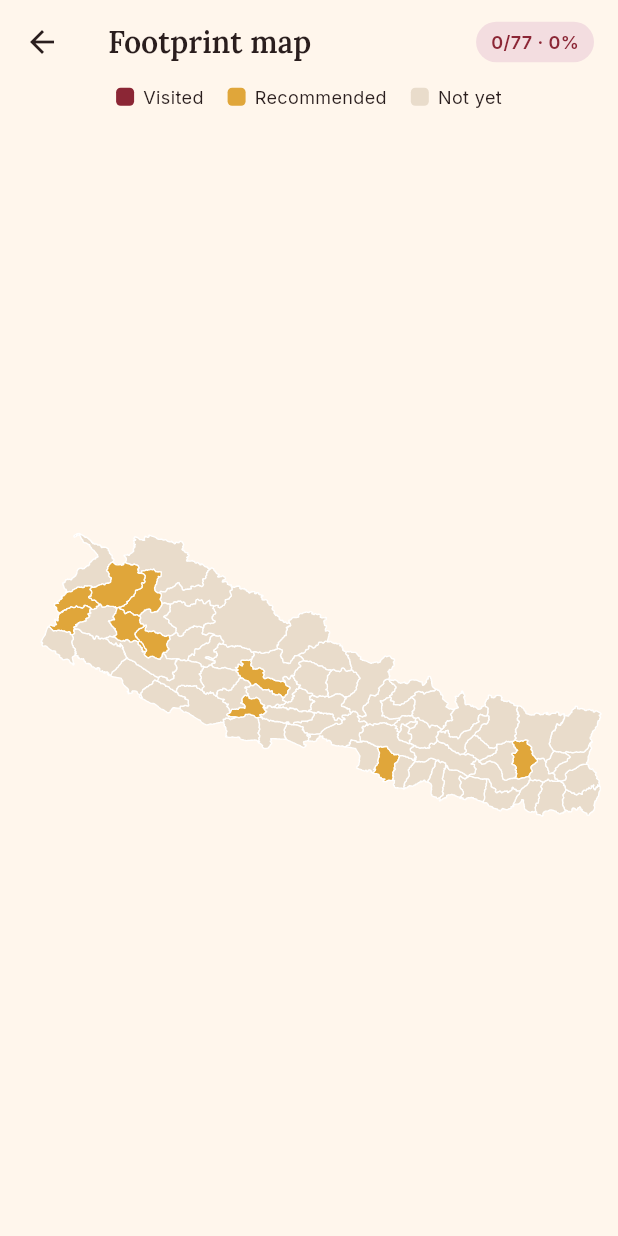
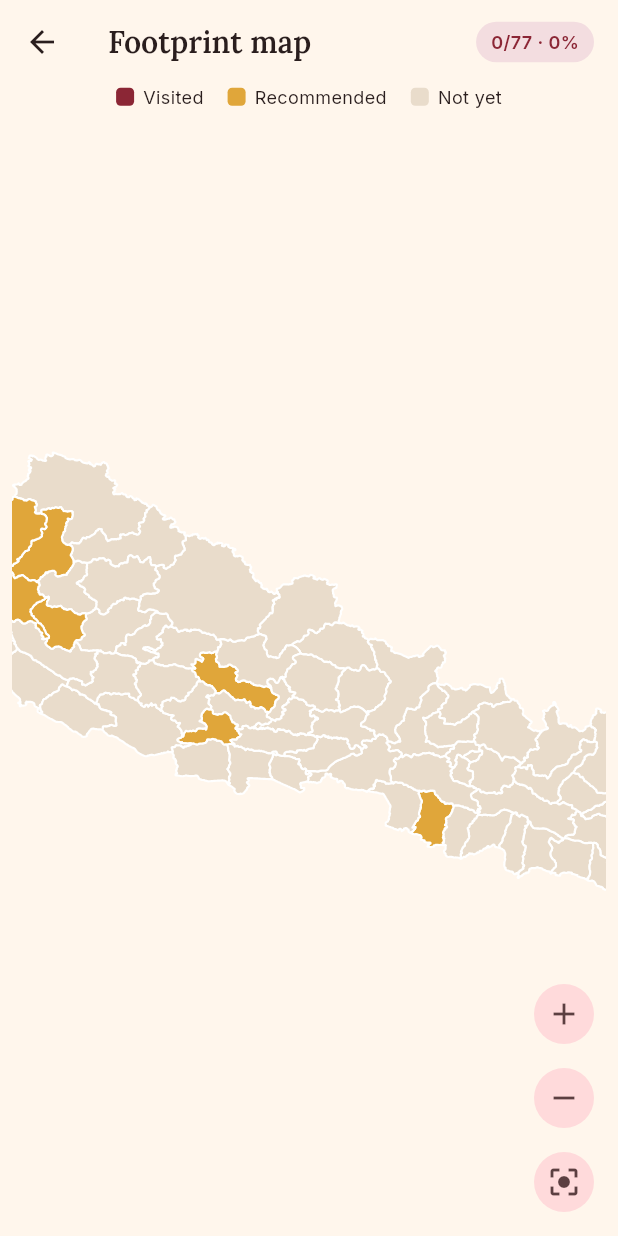
Before and after one commit to RoshanOscarSah/my_yatra, a Flutter app: the MapScreen screen opened directly, on a phone screen of 412 x 824 dp. Run offline on Flutter 3.47's test engine with Material 3 defaults, Android fonts, the phone set to English and light mode, and no system bars; our stand-ins replace cloud_firestore, connectivity_plus, firebase_auth, firebase_core, firebase_storage, fl_chart and 5 more; accounts and stored records are empty; project files that could hold a hidden picture were left out.

Commit message:
Fix remaining issues from feature testing
- Visit totals: one districtStats/{id} doc per district. Rules allow
  only +1/-1 in the same batch that adds or removes the user's own
  visit, so totals can no longer be faked. The app writes the visit
  and the total in one batch.
- Places sheet asks before discarding unsaved changes.
- Itinerary warns when the daily budget is below the district minimum.
- Full-screen map opens zoomed in a little, with zoom and reset buttons.
- Reports inbox keeps a history of status changes (who, when).
- Reporting a pick no longer hides it; the user can choose to hide it.

Co-Authored-By: Claude Opus 5.5 <noreply@anthropic.com>

```diff
--- a/lib/core/models/experience.dart
+++ b/lib/core/models/experience.dart
@@ -92,6 +92,8 @@ class CostLevel {
     2: 'NPR 3,000–6,000 per day',
     3: 'NPR 6,000+ per day',
   };
+  /// Lowest usual spend per day (NPR) for each level.
+  static const minPerDay = {1: 1500, 2: 3000, 3: 6000};
   static String label(int level) => labels[level] ?? 'Unknown';
   static String range(int level) => ranges[level] ?? '';
 }
--- a/lib/core/widgets/nepal_map.dart
+++ b/lib/core/widgets/nepal_map.dart
@@ -75,6 +75,10 @@ class NepalMap extends StatefulWidget {
   final ValueChanged<String>? onTap;
   final bool interactive;
 
+  /// Full-screen use: Nepal is wide, so in a tall box start zoomed in a
+  /// little and show zoom buttons.
+  final bool fillHeight;
+
   const NepalMap({
     super.key,
     required this.labelToId,
@@ -83,6 +87,7 @@ class NepalMap extends StatefulWidget {
     this.selectedId,
     this.onTap,
     this.interactive = true,
+    this.fillHeight = false,
   });
 
   @override
@@ -92,6 +97,32 @@ class NepalMap extends StatefulWidget {
 class _NepalMapState extends State<NepalMap> {
   List<MapShape>? _shapes;
   final _controller = TransformationController();
+  Size? _fittedFor;
+  Matrix4 _home = Matrix4.identity();
+
+  /// Zoom by [factor] around the centre of the [viewport].
+  Matrix4 _zoomed(Matrix4 from, double factor, Size viewport) {
+    final current = from.getMaxScaleOnAxis();
+    final target = (current * factor).clamp(1.0, 6.0);
+    final f = target / current;
+    final cx = viewport.width / 2, cy = viewport.height / 2;
+    return Matrix4.identity()
+      ..translateByDouble(cx * (1 - f), cy * (1 - f), 0, 1)
+      ..scaleByDouble(f, f, 1, 1)
+      ..multiply(from);
+  }
+
+  void _fitHeight(Size viewport, Size mapSize) {
+    if (_fittedFor == viewport) return;
+    _fittedFor = viewport;
+    // Enough to make districts easy to tap while keeping most of the
+    // country in view; pan or use the buttons for the rest.
+    final zoom = (viewport.height * .5 / mapSize.height).clamp(1.0, 1.6);
+    _home = _zoomed(Matrix4.identity(), zoom, viewport);
+    WidgetsBinding.instance.addPostFrameCallback((_) {
+      if (mounted) _controller.value = _home;
+    });
+  }
 
   @override
   void initState() {
@@ -175,13 +206,35 @@ class _NepalMapState extends State<NepalMap> {
           ),
         );
       }
-      return InteractiveViewer(
+      final viewer = InteractiveViewer(
         transformationController: _controller,
         minScale: 1,
         maxScale: 6,
         boundaryMargin: const EdgeInsets.all(40),
         child: Center(child: map),
       );
+      if (!widget.fillHeight || !c.maxHeight.isFinite) return viewer;
+      final viewport = Size(c.maxWidth, c.maxHeight);
+      _fitHeight(viewport, size);
+      Widget button(IconData icon, String tip, VoidCallback onTap) => Padding(
+            padding: const EdgeInsets.only(top: 8),
+            child: IconButton.filledTonal(tooltip: tip, icon: Icon(icon), onPressed: onTap),
+          );
+      return Stack(children: [
+        Positioned.fill(child: viewer),
+        Positioned(
+          right: 4,
+          bottom: 4,
+          child: Column(mainAxisSize: MainAxisSize.min, children: [
+            button(Icons.add, 'Zoom in',
+                () => _controller.value = _zoomed(_controller.value, 1.5, viewport)),
+            button(Icons.remove, 'Zoom out',
+                () => _controller.value = _zoomed(_controller.value, 1 / 1.5, viewport)),
+            button(Icons.center_focus_strong, 'Reset view',
+                () => _controller.value = _home.clone()),
+          ]),
+        ),
+      ]);
     });
   }
 }
--- a/lib/features/districts/map_screen.dart
+++ b/lib/features/districts/map_screen.dart
@@ -56,6 +56,7 @@ class _MapScreenState extends State<MapScreen> {
                 visitedIds: visits.visitedIds,
                 recommendedIds: recs.recommendedIds,
                 selectedId: _selected,
+                fillHeight: true,
                 onTap: (id) => setState(() => _selected = id),
               ),
             ),
--- a/lib/features/profile/settings_screen.dart
+++ b/lib/features/profile/settings_screen.dart
@@ -17,7 +17,7 @@ class SettingsScreen extends StatelessWidget {
     final p = pp.profile!;
     final recs = context.watch<RecommendationProvider>();
     final dp = context.watch<DistrictProvider>();
-    final fb = recs.feedback.entries.where((e) => e.value != 'helpful').toList();
+    final fb = recs.feedback.entries.where((e) => e.value == 'not_interested').toList();
 
     return Scaffold(
       appBar: AppBar(title: const Text('Settings')),
@@ -57,13 +57,13 @@ class SettingsScreen extends StatelessWidget {
         ),
         const SectionTitle('Hidden recommendations'),
         if (fb.isEmpty)
-          const Text('You have not hidden or reported any district.',
+          const Text('You have not hidden any district.',
               style: TextStyle(color: AppColors.textSecondary)),
         for (final e in fb)
           ListTile(
             contentPadding: EdgeInsets.zero,
             title: Text(dp.byId(e.key)?.name ?? e.key),
-            subtitle: Text(e.value == 'reported' ? 'Reported' : 'Not interested'),
+            subtitle: const Text('Not interested'),
             trailing: TextButton(onPressed: () => recs.undo(e.key), child: const Text('Undo')),
           ),
       ]),
--- a/lib/features/recommendations/recommendation_provider.dart
+++ b/lib/features/recommendations/recommendation_provider.dart
@@ -94,7 +94,7 @@ class RecommendationProvider extends ChangeNotifier {
       districts: d.districts.map(toRec).toList(),
       visitedIds: v.visitedIds,
       excludedIds: _feedback.entries
-          .where((e) => e.value == 'not_interested' || e.value == 'reported')
+          .where((e) => e.value == 'not_interested')
           .map((e) => e.key)
           .toSet(),
       dnaScores: dna.scores,
```
Also changed, not shown: lib/core/models/models.dart (+25 -0 lines), lib/core/repositories/community_repository.dart (+20 -10 lines), lib/core/repositories/user_repository.dart (+15 -16 lines), lib/features/admin/admin_feedback_screen.dart (+13 -1 lines), lib/features/districts/record_visit_sheet.dart (+35 -2 lines), lib/features/itinerary/itinerary_form.dart (+20 -4 lines), lib/features/recommendations/for_you_screen.dart (+15 -3 lines), 2 other files.
